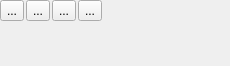
Above: plugins/textshape/dialogs/SimpleInsertWidget.ui from KDE/krita before the change. Below: the same form after it.
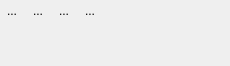
That is the form after the change. Custom widgets are drawn as their Qt base class.

Commit message: use flat buttons in the textshape docker BUG:308865 REVIEW:107190

Diff of the .ui file:
```diff
--- a/plugins/textshape/dialogs/SimpleInsertWidget.ui
+++ b/plugins/textshape/dialogs/SimpleInsertWidget.ui
@@ -39,9 +39,18 @@
        <property name="text">
         <string>...</string>
        </property>
+       <property name="iconSize">
+        <size>
+         <width>16</width>
+         <height>16</height>
+        </size>
+       </property>
        <property name="popupMode">
         <enum>QToolButton::InstantPopup</enum>
        </property>
+       <property name="autoRaise">
+        <bool>true</bool>
+       </property>
       </widget>
      </item>
      <item row="1" column="4">
@@ -62,9 +71,18 @@
        <property name="text">
         <string>...</string>
        </property>
+       <property name="iconSize">
+        <size>
+         <width>16</width>
+         <height>16</height>
+        </size>
+       </property>
        <property name="popupMode">
         <enum>QToolButton::InstantPopup</enum>
        </property>
+       <property name="autoRaise">
+        <bool>true</bool>
+       </property>
       </widget>
      </item>
      <item row="1" column="2">
@@ -72,6 +90,15 @@
        <property name="text">
         <string>...</string>
        </property>
+       <property name="iconSize">
+        <size>
+         <width>16</width>
+         <height>16</height>
+        </size>
+       </property>
+       <property name="autoRaise">
+        <bool>true</bool>
+       </property>
       </widget>
      </item>
      <item row="1" column="3">
@@ -79,6 +106,15 @@
        <property name="text">
         <string>...</string>
        </property>
+       <property name="iconSize">
+        <size>
+         <width>16</width>
+         <height>16</height>
+        </size>
+       </property>
+       <property name="autoRaise">
+        <bool>true</bool>
+       </property>
       </widget>
      </item>
     </layout>
```
The commit also changes 3 other files.
